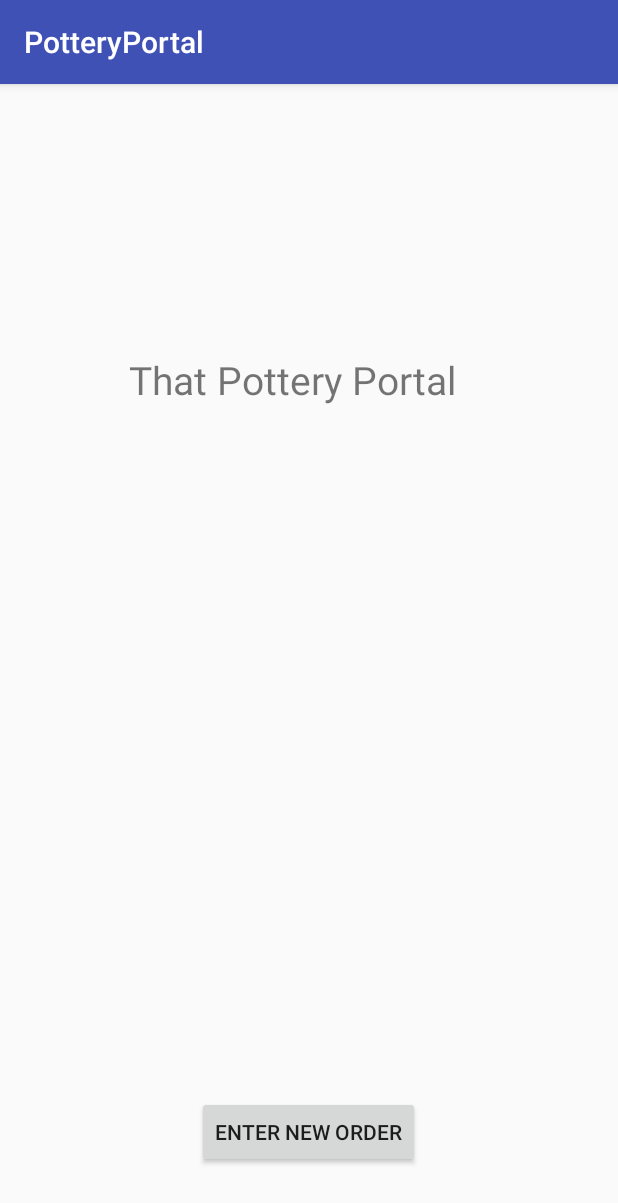
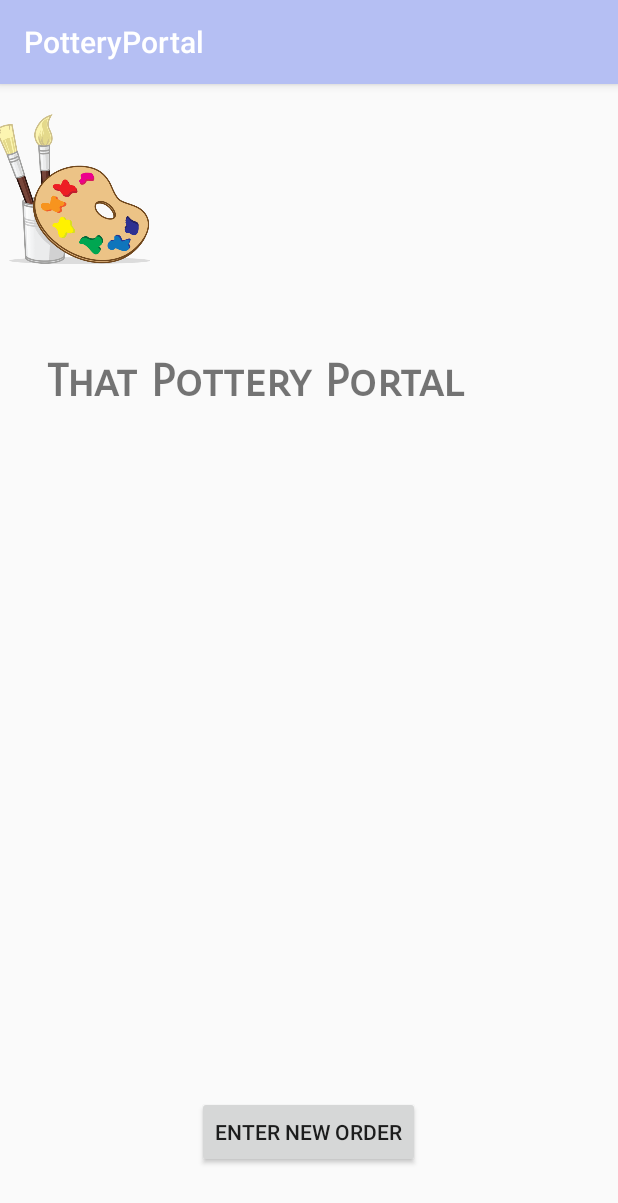
Before and after one commit to nrichman/ThatPotteryPortal, an Android app: the screen it shows after launch (MainActivity), on a phone screen of 412 x 824 dp. Shown: the top 1203 px of the screen. Run offline under Robolectric (Android 15) with nearby library versions, the light colour scheme and no system bars.

Commit message:
Updates to mobile app

```diff
--- a/MobileApp/PotteryPortal/app/build.gradle
+++ b/MobileApp/PotteryPortal/app/build.gradle
@@ -2,7 +2,7 @@ apply plugin: 'com.android.application'
 
 android {
     compileSdkVersion 27
-    buildToolsVersion "26.0.1"
+    buildToolsVersion '26.0.2'
     defaultConfig {
         applicationId "com.pottery.christy.potteryportal"
         minSdkVersion 16
@@ -44,3 +44,4 @@ dependencies {
     testCompile 'junit:junit:4.12'
     compile 'org.tensorflow:tensorflow-android:+'
     compile 'com.wonderkiln:camerakit:0.13.1'
+}
--- a/MobileApp/PotteryPortal/app/src/main/res/layout/activity_main.xml
+++ b/MobileApp/PotteryPortal/app/src/main/res/layout/activity_main.xml
@@ -13,18 +13,32 @@
         android:layout_alignParentBottom="true"
         android:layout_centerHorizontal="true"
         android:layout_centerVertical="true"
+        android:layout_marginBottom="45dp"
         android:onClick="launchActivity"
-        android:text="Enter New Order"
-        android:layout_marginBottom="45dp"/>
+        android:text="Enter New Order" />
 
     <TextView
         android:id="@+id/editText3"
-        android:layout_width="240dp"
-        android:layout_centerHorizontal="true"
+        android:layout_width="wrap_content"
         android:layout_height="wrap_content"
-        android:layout_marginTop="179dp"
-        android:ems="10"
+        android:layout_below="@+id/imageView"
+        android:layout_marginLeft="31dp"
+        android:layout_marginStart="31dp"
+        android:ems="15"
+        android:fontFamily="sans-serif-smallcaps"
         android:text="That Pottery Portal"
-        android:textSize="26dp" />
+        android:textSize="30sp"
+        android:textStyle="bold" />
+
+    <ImageView
+        android:id="@+id/imageView"
+        android:layout_width="100dp"
+        android:layout_height="100dp"
+        android:layout_alignParentLeft="true"
+        android:layout_alignParentStart="true"
+        android:layout_alignParentTop="true"
+        android:layout_marginBottom="60dp"
+        android:layout_marginTop="20dp"
+        app:srcCompat="@drawable/potteryclipart" />
 
 </RelativeLayout>
--- a/MobileApp/PotteryPortal/app/src/main/res/values/colors.xml
+++ b/MobileApp/PotteryPortal/app/src/main/res/values/colors.xml
@@ -1,6 +1,6 @@
 <?xml version="1.0" encoding="utf-8"?>
 <resources>
-    <color name="colorPrimary">#3F51B5</color>
-    <color name="colorPrimaryDark">#303F9F</color>
+    <color name="colorPrimary">#b5bff3</color>
+    <color name="colorPrimaryDark">#203be7</color>
     <color name="colorAccent">#FF4081</color>
 </resources>
```
Also changed, not shown: MobileApp/PotteryPortal/app/src/main/java/com/pottery/christy/potteryportal/PlaceOrder.java (+20 -1 lines), MobileApp/PotteryPortal/app/src/main/res/drawable/potteryclipart.png (added), MobileApp/PotteryPortal/gradle.properties (line endings or trailing spaces).
